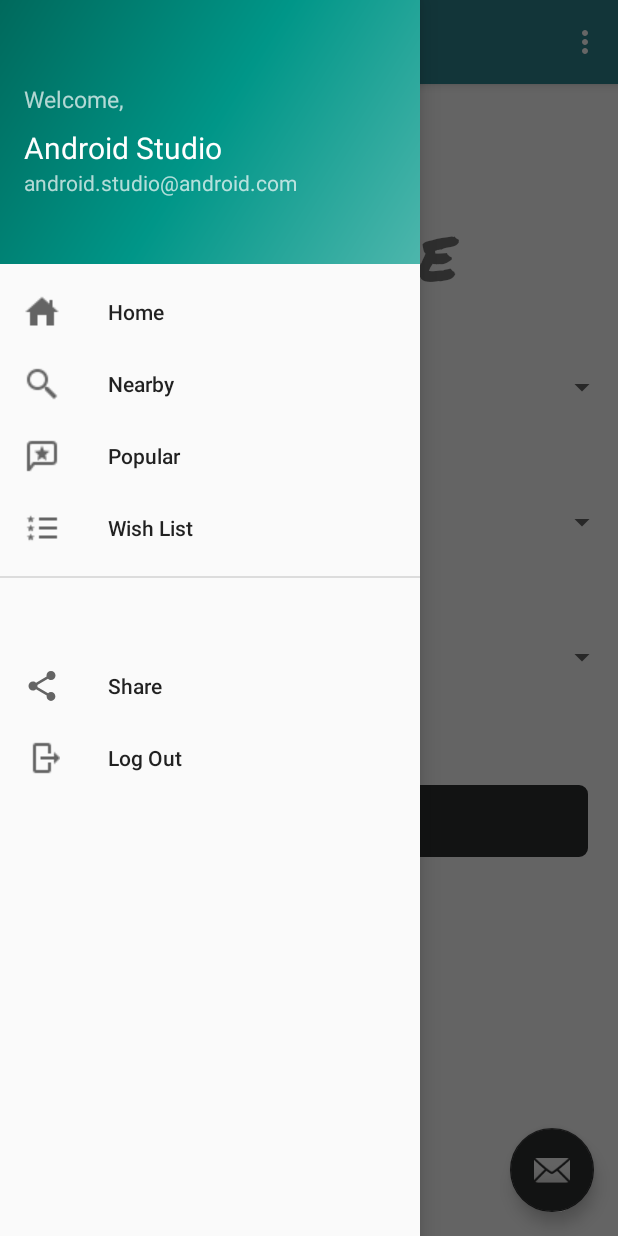
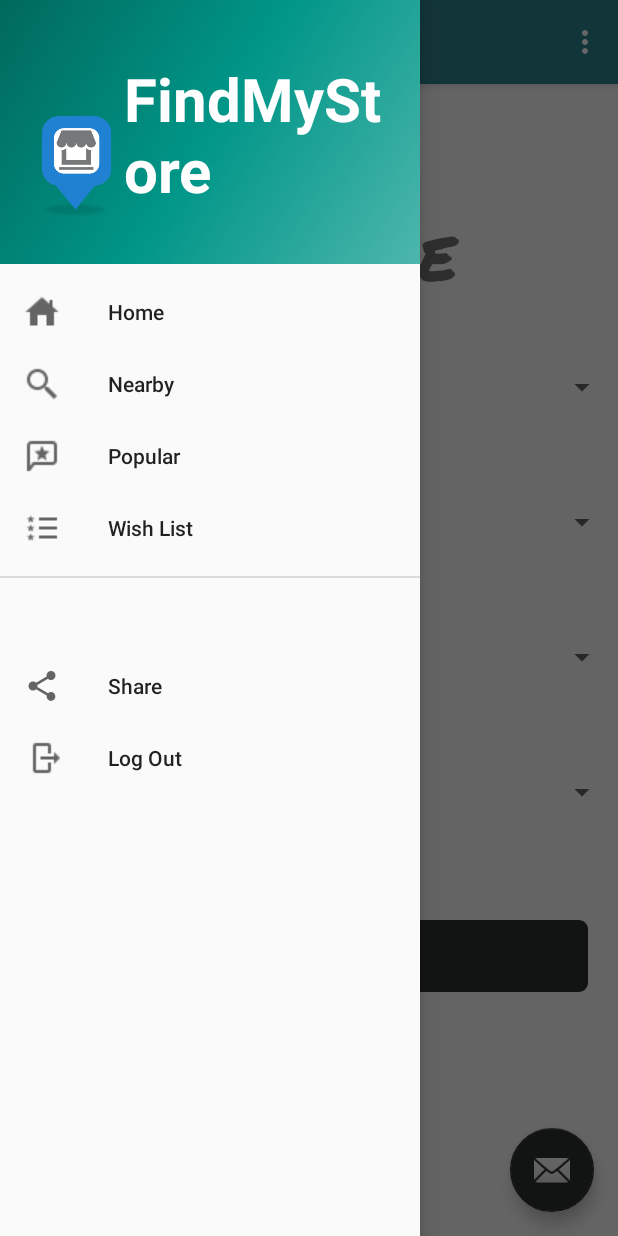
Before and after one commit to gehnaanand/Shop_App, an Android app: the screen it shows after launch once a user with an empty profile is signed in (HomeActivity), with the side drawer open, on a phone screen of 412 x 824 dp. Run offline under Robolectric (Android 15) with nearby library versions, the phone set to English and light mode, and no system bars; our stand-ins replace Firebase (no records; nobody signed in at launch, a user with empty details on screens opened directly).

Commit message:
Size attribute

```diff
--- a/app/src/main/java/com/example/gehna/shopapp/HomeActivity.java
+++ b/app/src/main/java/com/example/gehna/shopapp/HomeActivity.java
@@ -32,9 +32,9 @@ import java.util.ArrayList;
 public class HomeActivity extends AppCompatActivity
         implements NavigationView.OnNavigationItemSelectedListener {
 
-    private ArrayList<ShopItem> mShopList,colorlist,styleList;
-    private ShopAdapter mAdapter,colorAdapter,styleAdapter;
-    private String clickedBrand,clickedColor,clickedStyle;
+    private ArrayList<ShopItem> mShopList,colorlist,styleList,sizeList;
+    private ShopAdapter mAdapter,colorAdapter,styleAdapter,sizeAdapter;
+    private String clickedBrand,clickedColor,clickedStyle,clickedSize;
 
 
 
@@ -70,14 +70,17 @@ public class HomeActivity extends AppCompatActivity
         Spinner spinnerShops=findViewById(R.id.spinner_shops);
         Spinner spinnerColor=findViewById(R.id.spinner_color);
         Spinner spinnerStyle=findViewById(R.id.spinner_style);
+        Spinner spinnerSize = findViewById(R.id.spinner_size);
 
         mAdapter=new ShopAdapter(this,mShopList);
         colorAdapter=new ShopAdapter(this,colorlist);
         styleAdapter=new ShopAdapter(this,styleList);
+        sizeAdapter=new ShopAdapter(this,sizeList);
 
         spinnerShops.setAdapter(mAdapter);
         spinnerColor.setAdapter(colorAdapter);
         spinnerStyle.setAdapter(styleAdapter);
+        spinnerSize.setAdapter(sizeAdapter);
 
         spinnerShops.setOnItemSelectedListener(new AdapterView.OnItemSelectedListener() {
             @Override
@@ -121,6 +124,19 @@ public class HomeActivity extends AppCompatActivity
             }
         });
 
+        spinnerSize.setOnItemSelectedListener(new AdapterView.OnItemSelectedListener() {
+            @Override
+            public void onItemSelected(AdapterView<?> parent, View view, int position, long id) {
+                ShopItem clickedItem=(ShopItem)parent.getItemAtPosition(position);
+                clickedSize=clickedItem.getShopName();
+            }
+
+            @Override
+            public void onNothingSelected(AdapterView<?> adapterView) {
+
+            }
+        });
+
 
         Button submit=findViewById(R.id.submit);
         submit.setOnClickListener(new View.OnClickListener() {
@@ -130,6 +146,7 @@ public class HomeActivity extends AppCompatActivity
                 intent.putExtra("Brand",clickedBrand);
                 intent.putExtra("Color",clickedColor);
                 intent.putExtra("Style",clickedStyle);
+                intent.putExtra("Size",clickedSize);
                 startActivity(intent);
             }
         });
@@ -161,6 +178,15 @@ public class HomeActivity extends AppCompatActivity
         styleList.add(new ShopItem("Tops",R.mipmap.tops));
         styleList.add(new ShopItem("Shorts",R.mipmap.shorts));
         styleList.add(new ShopItem("Dress",R.mipmap.dress));
+
+        sizeList=new ArrayList<>();
+        sizeList.add(new ShopItem("XS",R.drawable.xs));
+        sizeList.add(new ShopItem("S",R.drawable.s));
+        sizeList.add(new ShopItem("M",R.drawable.m));
+        sizeList.add(new ShopItem("L",R.drawable.l));
+        sizeList.add(new ShopItem("XL",R.drawable.xl));
+        sizeList.add(new ShopItem("XXL",R.drawable.xxl));
+        sizeList.add(new ShopItem("XXXL",R.drawable.xxxl));
 
     }
 
@@ -207,6 +233,7 @@ public class HomeActivity extends AppCompatActivity
             // Handle the camera action
         } else if (id == R.id.nav_search) {
 
+
         } else if (id == R.id.nav_popular) {
 
         } else if (id == R.id.nav_wishlist) {
--- a/app/src/main/java/com/example/gehna/shopapp/Stores_Available.java
+++ b/app/src/main/java/com/example/gehna/shopapp/Stores_Available.java
@@ -32,12 +32,13 @@ public class Stores_Available extends AppCompatActivity {
         setContentView(R.layout.activity_stores__available);
 
         final ListView listView=findViewById(R.id.listview);
-        final String clickedBrand,clickedColor,clickedStyle;
+        final String clickedBrand,clickedColor,clickedStyle,clickedSize;
 
         Intent intent=getIntent();
         clickedBrand=intent.getStringExtra("Brand");
         clickedColor=intent.getStringExtra("Color");
         clickedStyle=intent.getStringExtra("Style");
+        clickedSize=intent.getStringExtra("Size");
 
         FirebaseDatabase database;
         DatabaseReference ref;
@@ -58,7 +59,8 @@ public class Stores_Available extends AppCompatActivity {
                         String parentref=ds.getRef().getParent().getKey();
                         //Log.d("Parent= ",parentref);
                         if(clickedBrand.toLowerCase().toString().trim().equals(owner1.getBrand().toLowerCase().toString().trim())&&clickedColor.toLowerCase().toString().trim().equals(owner1.getColor().toLowerCase()
-                        .toString().trim())&&clickedStyle.toLowerCase().toString().trim().equals(owner1.getStyle().toLowerCase().toString().trim())) {
+                        .toString().trim())&&clickedStyle.toLowerCase().toString().trim().equals(owner1.getStyle().toLowerCase().toString().trim())&&clickedSize.toLowerCase().toString().trim().equals(owner1.getSize().toLowerCase()
+                        .toString().trim())) {
                            // list.add(" " + owner1.getBrand().toString());
                             list.add(" " + parentref);
                         }
--- a/app/src/main/res/drawable/animation_list.xml
+++ b/app/src/main/res/drawable/animation_list.xml
@@ -2,11 +2,11 @@
 <animation-list xmlns:android="http://schemas.android.com/apk/res/android">
     <item
         android:drawable="@drawable/gradient_1"
-        android:duration="6000"/>
+        android:duration="3000"/>
     <item
         android:drawable="@drawable/gradient_2"
-        android:duration="6000"/>
+        android:duration="3000"/>
     <item
         android:drawable="@drawable/gradient_3"
-        android:duration="6000"/>
+        android:duration="3000"/>
 </animation-list>
--- a/app/src/main/res/layout/nav_header_home.xml
+++ b/app/src/main/res/layout/nav_header_home.xml
@@ -1,5 +1,5 @@
 <?xml version="1.0" encoding="utf-8"?>
-<LinearLayout xmlns:android="http://schemas.android.com/apk/res/android"
+<RelativeLayout xmlns:android="http://schemas.android.com/apk/res/android"
     xmlns:app="http://schemas.android.com/apk/res-auto"
     android:layout_width="match_parent"
     android:layout_height="@dimen/nav_header_height"
@@ -13,27 +13,38 @@
     android:theme="@style/ThemeOverlay.AppCompat.Dark">
 
     <TextView
-        android:text="Welcome,"
-        android:layout_marginTop="-50dp"
+        android:id="@+id/textview"
         android:layout_width="wrap_content"
         android:layout_height="wrap_content"
-        android:textSize="15dp"
-
-        />
+        android:layout_above="@+id/name"
+        android:layout_alignParentLeft="true"
+        android:layout_alignParentStart="true"
+        android:layout_marginBottom="14dp"
+        android:text="Welcome,"
+        android:textSize="15dp" />
 
     <TextView
         android:id="@+id/name"
         android:layout_width="match_parent"
         android:layout_height="wrap_content"
+        android:layout_alignParentBottom="true"
+        android:layout_toEndOf="@+id/textview"
+        android:layout_toRightOf="@+id/textview"
+        android:paddingBottom="20dp"
         android:paddingTop="@dimen/nav_header_vertical_spacing"
-        android:textSize="20dp"
-        android:text="Android Studio"
-        android:textAppearance="@style/TextAppearance.AppCompat.Body1" />
+        android:text="FindMyStore"
+        android:textAppearance="@style/TextAppearance.AppCompat.Body1"
+        android:textSize="40dp"
+        android:textStyle="bold" />
 
-    <TextView
-        android:id="@+id/email"
-        android:layout_width="wrap_content"
-        android:layout_height="wrap_content"
-        android:text="android.studio@android.com" />
+    <ImageView
+        android:id="@+id/image"
+        android:layout_width="70dp"
+        android:layout_height="70dp"
+        android:layout_alignParentBottom="true"
+        android:layout_alignParentLeft="true"
+        android:layout_alignParentStart="true"
+        android:layout_marginBottom="13dp"
+        android:src="@drawable/app_logo" />
 
-</LinearLayout>
+</RelativeLayout>
```
Also changed, not shown: app/src/main/java/com/example/gehna/shopapp/Store_Details.java (+10 -6 lines), app/src/main/java/com/example/gehna/shopapp/owner.java (+11 -4 lines), app/src/main/res/layout/activity_store__details.xml (+22 -3 lines), app/src/main/res/layout/content_home.xml (+11 -2 lines), app/src/main/res/drawable/l.jpg (added), app/src/main/res/drawable/m.jpg (added), app/src/main/res/drawable/s.jpg (added), app/src/main/res/drawable/xl.jpg (added), app/src/main/res/drawable/xs.png (added), app/src/main/res/drawable/xxl.jpg (added), app/src/main/res/drawable/xxxl.jpg (added).
